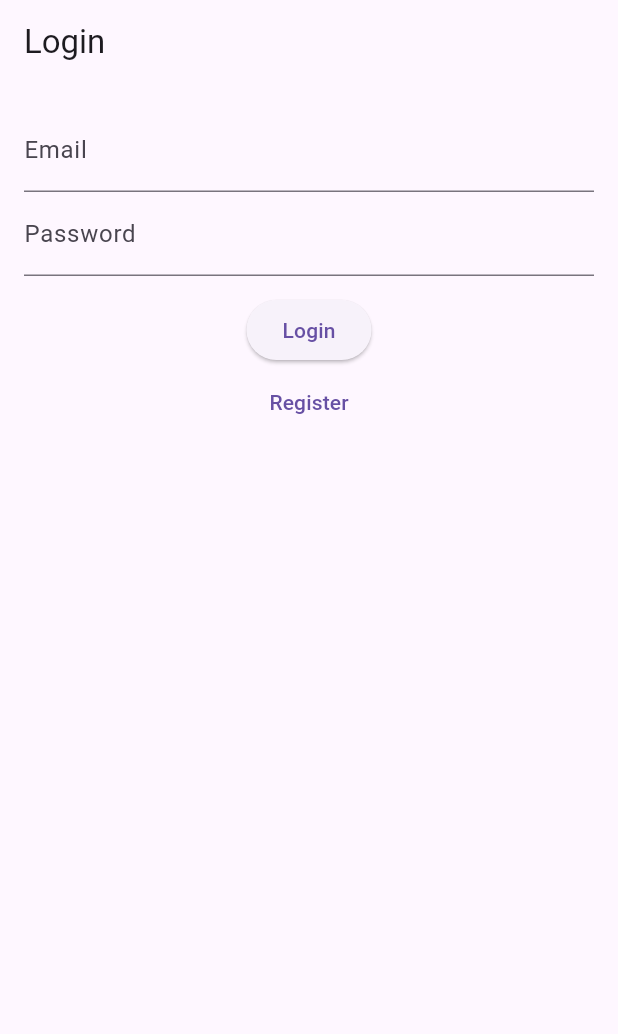
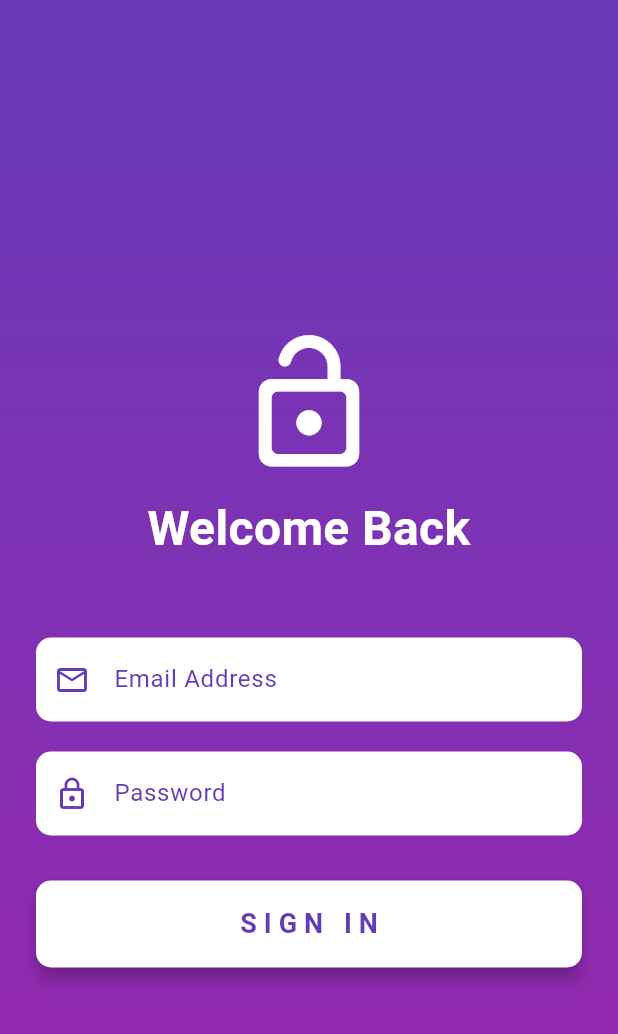
Before and after one commit to RenMakara/midterm-flutter, a Flutter app: the screen it shows after launch, on a phone screen of 412 x 824 dp. Shown: the top 1034 px of the screen. Run offline on Flutter 3.47's test engine with Material 3 defaults, Android fonts, the phone set to English and light mode, and no system bars.

Commit message:
update some code

```diff
--- a/lib/main.dart
+++ b/lib/main.dart
@@ -1,6 +1,5 @@
 import 'package:flutter/material.dart';
 import 'screens/login_screen.dart';
-import 'screens/register_screen.dart';
 import 'screens/home_screen.dart';
 
 
@@ -22,7 +21,6 @@ class MyApp extends StatelessWidget {
       initialRoute: '/login',
       routes: {
         '/login': (context) => const LoginScreen(),
-        '/register': (context) => const RegisterScreen(),
         '/home': (context) => const HomeScreen(),
       },
     );
--- a/lib/models/user_model.dart
+++ /dev/null
@@ -1,29 +0,0 @@
-class UserModel {
-  final int? id;
-  final String email;
-  final String password;
-  final String? name;
-
-
-  UserModel({this.id, required this.email, required this.password, this.name});
-
-
-  Map<String, dynamic> toMap() {
-    return {
-      'id': id,
-      'email': email,
-      'password': password,
-      'name': name,
-    };
-  }
-
-
-  factory UserModel.fromMap(Map<String, dynamic> map) {
-    return UserModel(
-      id: map['id'] as int?,
-      email: map['email'] as String,
-      password: map['password'] as String,
-      name: map['name'] as String?,
-    );
-  }
-}
--- a/lib/screens/home_screen.dart
+++ b/lib/screens/home_screen.dart
@@ -59,7 +59,7 @@ class _HomeScreenState extends State<HomeScreen> {
         ],
       ),
 
-      /// ⬆️ Floating curved Bottom Navigation
+      /// Floating curved Bottom Navigation
       bottomNavigationBar: Padding(
         padding: const EdgeInsets.only(left: 16, right: 16, bottom: 20),
         child: ClipRRect(
--- a/lib/screens/login_screen.dart
+++ b/lib/screens/login_screen.dart
@@ -1,47 +1,148 @@
 import 'package:flutter/material.dart';
-import '../services/auth_service.dart';
-
 
 class LoginScreen extends StatefulWidget {
   const LoginScreen({super.key});
-
 
   @override
   State<LoginScreen> createState() => _LoginScreenState();
 }
 
-
 class _LoginScreenState extends State<LoginScreen> {
   final _emailCtrl = TextEditingController();
   final _pwdCtrl = TextEditingController();
-  final _auth = AuthService();
   String? _error;
-
 
   @override
   Widget build(BuildContext context) {
     return Scaffold(
-      appBar: AppBar(title: const Text('Login')),
-      body: Padding(
-        padding: const EdgeInsets.all(16.0),
-        child: Column(children: [
-          TextField(controller: _emailCtrl, decoration: const InputDecoration(labelText: 'Email')),
-          TextField(controller: _pwdCtrl, obscureText: true, decoration: const InputDecoration(labelText: 'Password')),
-          if (_error != null) Text(_error!, style: const TextStyle(color: Colors.red)),
-          const SizedBox(height: 12),
-          ElevatedButton(
-            onPressed: () async {
-              final user = await _auth.login(_emailCtrl.text.trim(), _pwdCtrl.text);
-              if (user == null) {
-                setState(() { _error = 'Invalid credentials'; });
-              } else {
-                Navigator.pushReplacementNamed(context, '/home');
-              }
-            },
-            child: const Text('Login'),
+      body: SingleChildScrollView(
+        child: Container(
+          decoration: const BoxDecoration(
+            gradient: LinearGradient(
+              colors: [Color(0xFF673AB7), Color(0xFF9C27B0)],
+              begin: Alignment.topCenter,
+              end: Alignment.bottomCenter,
+            ),
           ),
-          TextButton(onPressed: () => Navigator.pushNamed(context, '/register'), child: const Text('Register'))
-        ]),
+          padding: const EdgeInsets.symmetric(horizontal: 24.0, vertical: 60.0),
+          constraints: BoxConstraints(
+            minHeight: MediaQuery.of(context).size.height,
+          ),
+          child: Column(
+            mainAxisAlignment: MainAxisAlignment.center,
+            crossAxisAlignment: CrossAxisAlignment.stretch,
+            children: [
+              const SizedBox(height: 60),
+              const Icon(
+                Icons.lock_open_rounded,
+                size: 100,
+                color: Colors.white,
+              ),
+              const SizedBox(height: 10),
+              const Text(
+                'Welcome Back',
+                textAlign: TextAlign.center,
+                style: TextStyle(
+                  fontSize: 32,
+                  fontWeight: FontWeight.bold,
+                  color: Colors.white,
+                ),
+              ),
+              const SizedBox(height: 50),
+
+              // Text Fields
+              _buildTextField(
+                controller: _emailCtrl,
+                label: 'Email Address',
+                icon: Icons.email_outlined,
+                keyboardType: TextInputType.emailAddress,
+              ),
+              const SizedBox(height: 20),
+              _buildTextField(
+                controller: _pwdCtrl,
+                label: 'Password',
+                icon: Icons.lock_outline,
+                obscureText: true,
+              ),
+
+              // Error message
+              if (_error != null)
+                Padding(
+                  padding: const EdgeInsets.only(top: 12.0),
+                  child: Text(
+                    _error!,
+                    textAlign: TextAlign.center,
+                    style: const TextStyle(color: Colors.redAccent, fontWeight: FontWeight.bold),
+                  ),
+                ),
+
+              const SizedBox(height: 30),
+
+              // Primary Button
+              ElevatedButton(
+                style: ElevatedButton.styleFrom(
+                  backgroundColor: Colors.white, // Button background color
+                  foregroundColor: const Color(0xFF673AB7), // Text color
+                  elevation: 5,
+                  padding: const EdgeInsets.symmetric(vertical: 16),
+                  shape: RoundedRectangleBorder(
+                    borderRadius: BorderRadius.circular(10),
+                  ),
+                ),
+                onPressed: () async {
+                  // Using simulated logic for demonstration:
+                  if (_emailCtrl.text.isEmpty || _pwdCtrl.text.isEmpty) {
+                    setState(() { _error = 'Please enter both email and password.'; });
+                  } else if (_emailCtrl.text == 'test@app.com' && _pwdCtrl.text == 'password') {
+                    // Success simulation
+                    setState(() { _error = null; });
+                    Navigator.pushReplacementNamed(context, '/home'); // Navigate on success
+                  } else {
+                    setState(() { _error = 'Invalid email or password.'; });
+                  }
+                },
+                child: const Text(
+                  'S I G N   I N',
+                  style: TextStyle(fontSize: 18, fontWeight: FontWeight.bold),
+                ),
+              ),
+
+              const SizedBox(height: 20),
+            ],
+          ),
+        ),
+      ),
+    );
+  }
+
+  // Helper function for the custom TextField style
+  Widget _buildTextField({
+    required TextEditingController controller,
+    required String label,
+    required IconData icon,
+    bool obscureText = false,
+    TextInputType keyboardType = TextInputType.text,
+  }) {
+    return TextField(
+      controller: controller,
+      obscureText: obscureText,
+      keyboardType: keyboardType,
+      style: const TextStyle(color: Colors.black87), // Input text color
+      decoration: InputDecoration(
+        labelText: label,
+        labelStyle: const TextStyle(color: Color(0xFF673AB7)),
+        prefixIcon: Icon(icon, color: const Color(0xFF673AB7)),
+        filled: true,
+        fillColor: Colors.white,
+        border: OutlineInputBorder(
+          borderRadius: BorderRadius.circular(10),
+          borderSide: BorderSide.none, // Hide the default border
+        ),
+        focusedBorder: OutlineInputBorder(
+          borderRadius: BorderRadius.circular(10),
+          borderSide: const BorderSide(color: Color(0xFF9C27B0), width: 2), // Highlight border on focus
+        ),
+        contentPadding: const EdgeInsets.symmetric(vertical: 16.0, horizontal: 16.0),
       ),
     );
   }
--- a/lib/services/auth_service.dart
+++ /dev/null
@@ -1,29 +0,0 @@
-import '../database/database_helper.dart';
-import '../models/user_model.dart';
-
-
-class AuthService {
-  final db = DatabaseHelper();
-
-
-  Future<String?> register(UserModel user, String confirmPassword) async {
-    if (user.email.isEmpty || user.password.isEmpty) return 'Fields cannot be empty';
-    if (user.password != confirmPassword) return 'Password doesn\'t match';
-
-
-    final existing = await db.getUserByEmail(user.email);
-    if (existing != null) return 'Email already registered';
-
-
-    await db.insertUser(user.toMap());
-    return null; // success
-  }
-
-
-  Future<UserModel?> login(String email, String password) async {
-    final record = await db.getUserByEmail(email);
-    if (record == null) return null;
-    if (record['password'] == password) return UserModel.fromMap(record);
-    return null;
-  }
-}
```
Also changed, not shown: lib/database/database_helper.dart (deleted, +0 -75 lines), lib/screens/register_screen.dart (deleted, +0 -48 lines).
